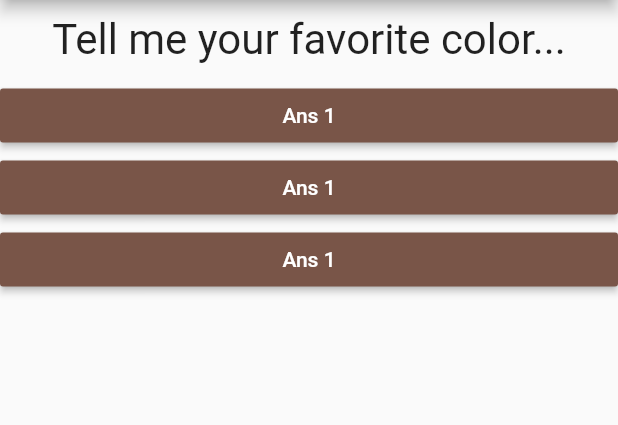
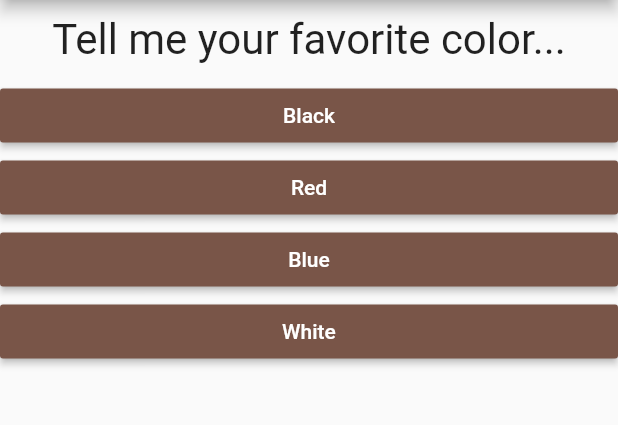
Before and after one commit to ChrisNotDefined/flutter_crash_course01, a Flutter app: the screen it shows after launch, on a phone screen of 412 x 824 dp, the part 84-509 px from its top. Run offline on Flutter 3.47's test engine with Material 2 defaults, Android fonts, the phone set to English and light mode, and no system bars.

Commit message:
Finished App

```diff
--- a/lib/answer.dart
+++ b/lib/answer.dart
@@ -2,15 +2,16 @@ import 'package:flutter/material.dart';
 
 class Answer extends StatelessWidget {
   final Function pressHandler;
+  final String answerText;
 
-  Answer(this.pressHandler);
+  Answer(this.pressHandler, this.answerText);
   @override
   Widget build(BuildContext context) {
     return Container(
       width: double.infinity,
       child: RaisedButton(
         color: Colors.brown,
-        child: Text('Ans 1'),
+        child: Text(this.answerText),
         onPressed: pressHandler,
         textColor: Colors.white,
       ),
--- a/lib/main.dart
+++ b/lib/main.dart
@@ -1,6 +1,6 @@
 import 'package:flutter/material.dart';
-import './question.dart';
-import './answer.dart';
+import './quiz.dart';
+import './result.dart';
 
 // void main() {
 //   runApp(MyApp());
@@ -18,19 +18,53 @@ class MyApp extends StatefulWidget {
 class _MyAppState extends State<MyApp> {
   var _questionIndex = 0;
 
-  var questions = [
-    'Tell me your favorite color...',
-    'Tell me your favorite animal...'
+  final _questions = const [
+    {
+      'questionText': 'Tell me your favorite color...',
+      'answers': [
+        {'text': 'Black', 'score': 10},
+        {'text': 'Red', 'score': 5},
+        {'text': 'Blue', 'score': 3},
+        {'text': 'White', 'score': 1}
+      ]
+    },
+    {
+      'questionText': 'Tell me your favorite animal...',
+      'answers': [
+        {'text': 'Cat', 'score': 4},
+        {'text': 'Bear', 'score': 3},
+        {'text': 'Dog', 'score': 1},
+        {'text': 'Lion', 'score': 8},
+        {'text': 'Snake', 'score': 10}
+      ]
+    },
+    {
+      'questionText': 'What\'s the thing you desire the most?',
+      'answers': [
+        {'text': 'Money', 'score': 10},
+        {'text': 'Power', 'score': 7},
+        {'text': 'Peace', 'score': 2},
+        {'text': 'Love', 'score': 1},
+        {'text': 'Eternity', 'score': 5}
+      ]
+    },
   ];
 
-  void ansQuestion() {
+  var _totalScore = 0;
+
+  void _resetQuiz() {
     setState(() {
-      if (_questionIndex < questions.length - 1)
-        _questionIndex++;
-      else
-        _questionIndex = 0;
+      _questionIndex = 0;
+      _totalScore = 0;
     });
-    print(_questionIndex);
+  }
+
+  void _ansQuestion(int score) {
+    _totalScore += score;
+
+    setState(() {
+      if (_questionIndex < _questions.length) _questionIndex++;
+    });
   }
 
   @override
@@ -41,16 +75,13 @@ class _MyAppState extends State<MyApp> {
           backgroundColor: Color(0xFF550000),
           title: Text('My First App'),
         ),
-        body: Column(
-          children: [
-            Question(
-              questions[_questionIndex],
-            ),
-            Answer(ansQuestion),
-            Answer(ansQuestion),
-            Answer(ansQuestion),
-          ],
-        ),
+        body: (_questionIndex < _questions.length)
+            ? Quiz(
+                ansQuestion: _ansQuestion,
+                questionIndex: _questionIndex,
+                questions: _questions,
+              )
+            : Result(_totalScore, _resetQuiz),
       ),
     );
   }
--- /dev/null
+++ b/lib/quiz.dart
@@ -0,0 +1,28 @@
+import 'package:flutter/material.dart';
+import './question.dart';
+import './answer.dart';
+
+class Quiz extends StatelessWidget {
+  final List<Map<String, Object>> questions;
+  final int questionIndex;
+  final Function ansQuestion;
+
+  Quiz(
+      {@required this.questions,
+      @required this.questionIndex,
+      @required this.ansQuestion});
+
+  @override
+  Widget build(BuildContext context) {
+    return Column(
+      children: [
+        Question(
+          questions[questionIndex]['questionText'],
+        ),
+        ...(questions[questionIndex]['answers'] as List<Map<String, Object>>).map((answer) {
+          return Answer(() => ansQuestion(answer['score']), answer['text']);
+        }).toList()
+      ],
+    );
+  }
+}
```
Also changed, not shown: lib/result.dart (added, +43 -0 lines).
